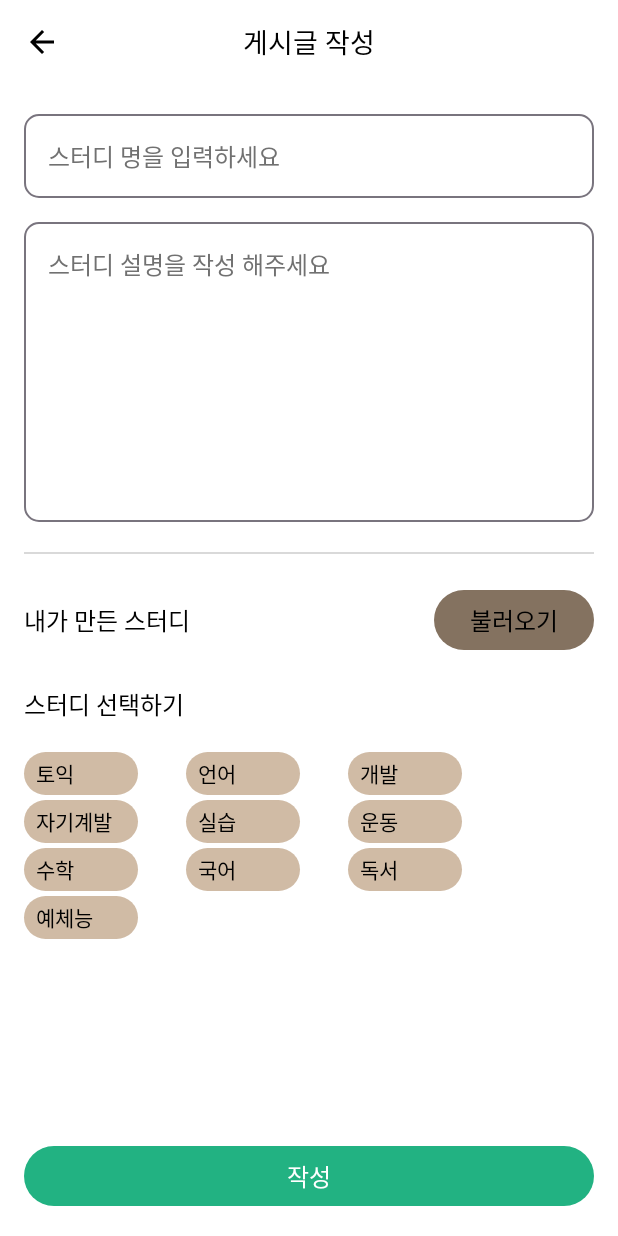
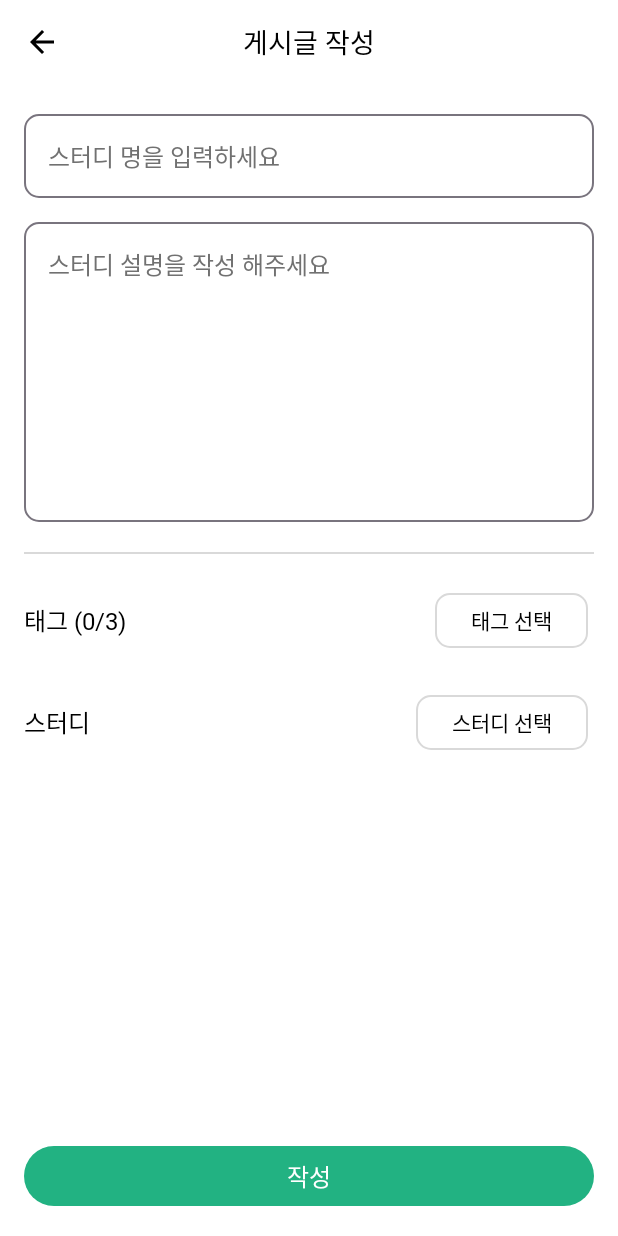
Before and after one commit to LIKELION-Android-Bootcamp-4th/Todori, an Android app built with Jetpack Compose: the create screen opened through its navigation route, on a phone screen of 412 x 824 dp. Run offline under Robolectric (Android 15) with nearby library versions, the phone set to English and light mode, and no system bars; our stand-ins replace Dagger/Hilt's generated code, Firebase (no records; nobody signed in at launch, a user with empty details on screens opened directly); Roboto replaces fonts that are not available here.

Commit message:
[Fix/COM-002] 태그, 불러오기 UI 수정

```diff
--- a/app/src/main/java/com/mukmuk/todori/ui/screen/community/create/CreateCommunityEvent.kt
+++ b/app/src/main/java/com/mukmuk/todori/ui/screen/community/create/CreateCommunityEvent.kt
@@ -3,8 +3,10 @@ package com.mukmuk.todori.ui.screen.community.create
 sealed interface CreateCommunityEvent {
     data class OnTitleChange(val title: String) : CreateCommunityEvent
     data class OnContentChange(val content: String) : CreateCommunityEvent
-    data class OnTagClick(val tag: String) : CreateCommunityEvent
+    data class OnTagClicked(val tag: String) : CreateCommunityEvent
+    data class OnTagRemoved(val tag: String) : CreateCommunityEvent
     data object OnStudyPickerClick : CreateCommunityEvent
+    data object OnTagPickerClick : CreateCommunityEvent
     data class OnStudySelected(val studyId: String) : CreateCommunityEvent
     data object OnStudyPickerDismiss : CreateCommunityEvent
     data class OnPostSubmit(val postId: String? = null) : CreateCommunityEvent
--- a/app/src/main/java/com/mukmuk/todori/ui/screen/community/create/CreateCommunityScreen.kt
+++ b/app/src/main/java/com/mukmuk/todori/ui/screen/community/create/CreateCommunityScreen.kt
@@ -2,11 +2,14 @@ package com.mukmuk.todori.ui.screen.community.create
 
 import android.os.Build
 import androidx.annotation.RequiresApi
+import androidx.compose.foundation.BorderStroke
 import androidx.compose.foundation.background
 import androidx.compose.foundation.clickable
+import androidx.compose.foundation.layout.Arrangement
 import androidx.compose.foundation.layout.Box
 import androidx.compose.foundation.layout.Column
 import androidx.compose.foundation.layout.FlowRow
+import androidx.compose.foundation.layout.PaddingValues
 import androidx.compose.foundation.layout.Row
 import androidx.compose.foundation.layout.Spacer
 import androidx.compose.foundation.layout.WindowInsets
@@ -15,19 +18,24 @@ import androidx.compose.foundation.layout.fillMaxSize
 import androidx.compose.foundation.layout.fillMaxWidth
 import androidx.compose.foundation.layout.height
 import androidx.compose.foundation.layout.padding
+import androidx.compose.foundation.layout.size
 import androidx.compose.foundation.layout.width
 import androidx.compose.foundation.rememberScrollState
 import androidx.compose.foundation.shape.RoundedCornerShape
 import androidx.compose.foundation.verticalScroll
 import androidx.compose.material.icons.Icons
 import androidx.compose.material.icons.filled.ArrowBack
+import androidx.compose.material.icons.filled.Close
 import androidx.compose.material3.Button
 import androidx.compose.material3.ButtonDefaults
 import androidx.compose.material3.CenterAlignedTopAppBar
 import androidx.compose.material3.CircularProgressIndicator
 import androidx.compose.material3.ExperimentalMaterial3Api
+import androidx.compose.material3.FilterChip
 import androidx.compose.material3.Icon
 import androidx.compose.material3.IconButton
+import androidx.compose.material3.InputChip
+import androidx.compose.material3.InputChipDefaults
 import androidx.compose.material3.OutlinedTextField
 import androidx.compose.material3.Scaffold
 import androidx.compose.material3.Text
@@ -41,16 +49,16 @@ import androidx.compose.ui.unit.dp
 import androidx.navigation.NavController
 import com.mukmuk.todori.ui.screen.community.components.CommunityListData
 import com.mukmuk.todori.ui.screen.community.components.ListPickerBottomSheet
+import com.mukmuk.todori.ui.screen.community.components.TagPickerBottomSheet
 import com.mukmuk.todori.ui.theme.AppTextStyle
 import com.mukmuk.todori.ui.theme.Black
 import com.mukmuk.todori.ui.theme.DarkGray
 import com.mukmuk.todori.ui.theme.Dimens
+import com.mukmuk.todori.ui.theme.Dimens.DefaultCornerRadius
 import com.mukmuk.todori.ui.theme.Gray
 import com.mukmuk.todori.ui.theme.GroupPrimary
 import com.mukmuk.todori.ui.theme.GroupSecondary
 import com.mukmuk.todori.ui.theme.White
-
-private val allTags = listOf("토익", "언어", "개발", "자기계발", "실습", "운동", "수학", "국어", "독서", "예체능")
 
 @RequiresApi(Build.VERSION_CODES.O)
 @OptIn(ExperimentalMaterial3Api::class)
@@ -133,7 +141,9 @@ fun CreateCommunityScreen(
                 placeholder = {
                     Text("스터디 명을 입력하세요", style = AppTextStyle.Body.copy(color = DarkGray))
                 },
-                modifier = Modifier.fillMaxWidth().defaultMinSize(minHeight = 56.dp),
+                modifier = Modifier
+                    .fillMaxWidth()
+                    .defaultMinSize(minHeight = 56.dp),
                 shape = RoundedCornerShape(10.dp),
                 singleLine = true,
                 isError = state.isTitleError,
@@ -148,28 +158,91 @@ fun CreateCommunityScreen(
                 placeholder = {
                     Text("스터디 설명을 작성 해주세요", style = AppTextStyle.Body.copy(color = DarkGray))
                 },
-                modifier = Modifier.fillMaxWidth().height(200.dp),
+                modifier = Modifier
+                    .fillMaxWidth()
+                    .height(200.dp),
                 shape = RoundedCornerShape(10.dp),
                 minLines = 6
             )
 
             Spacer(Modifier.height(Dimens.Large))
 
-            Spacer(modifier = Modifier.height(1.dp).fillMaxWidth().background(Gray))
+            Spacer(modifier = Modifier
+                .height(1.dp)
+                .fillMaxWidth()
+                .background(Gray))
 
             Spacer(Modifier.height(Dimens.Large))
 
             Row(
                 verticalAlignment = Alignment.CenterVertically,
             ) {
-                Text("내가 만든 스터디", style = AppTextStyle.Body)
+                Text("태그 (0/3)", style = AppTextStyle.Body)
+                Spacer(Modifier.weight(1f))
+                Button(
+                    onClick = { viewModel.onEvent(CreateCommunityEvent.OnTagPickerClick) },
+                    colors = ButtonDefaults.buttonColors(
+                        containerColor = White,
+                        contentColor = Black
+                    ),
+                    shape = RoundedCornerShape(DefaultCornerRadius),
+                    border = BorderStroke(1.dp, Gray),
+                    modifier = Modifier
+                        .defaultMinSize(minWidth = 1.dp, minHeight = 1.dp)
+                        .padding(horizontal = Dimens.Nano)
+                ) {
+                    Text(
+                        "태그 선택",
+                        style = AppTextStyle.BodySmallMedium
+                    )
+                }
+            }
+            if (state.selectedTags.isNotEmpty()) {
+                Spacer(Modifier.height(Dimens.Small))
+                FlowRow(
+                    horizontalArrangement = Arrangement.spacedBy(8.dp),
+                    verticalArrangement = Arrangement.spacedBy(8.dp),
+                    modifier = Modifier.fillMaxWidth()
+                ) {
+                    state.selectedTags.forEach { tag ->
+                        InputChip(
+                            onClick = { viewModel.onEvent(CreateCommunityEvent.OnTagRemoved(tag)) },
+                            label = { Text(tag) },
+                            selected = true,
+                            trailingIcon = {
+                                Icon(
+                                    Icons.Default.Close,
+                                    contentDescription = "Remove tag",
+                                    Modifier.size(InputChipDefaults.AvatarSize)
+                                )
+                            },
+                        )
+                    }
+                }
+            }
+            Spacer(Modifier.height(Dimens.Large))
+
+            Row(
+                verticalAlignment = Alignment.CenterVertically,
+            ) {
+                Text("스터디", style = AppTextStyle.Body)
                 Spacer(Modifier.weight(1f))
                 Button(
                     onClick = { viewModel.onEvent(CreateCommunityEvent.OnStudyPickerClick) },
-                    shape = RoundedCornerShape(20.dp),
-                    colors = ButtonDefaults.buttonColors(containerColor = GroupPrimary, contentColor = Black)
+                    colors = ButtonDefaults.buttonColors(
+                        containerColor = White,
+                        contentColor = Black
+                    ),
+                    shape = RoundedCornerShape(DefaultCornerRadius),
+                    border = BorderStroke(1.dp, Gray),
+                    modifier = Modifier
+                        .defaultMinSize(minWidth = 1.dp, minHeight = 1.dp)
+                        .padding(horizontal = Dimens.Nano)
                 ) {
-                    Text("불러오기", style = AppTextStyle.Body)
+                    Text(
+                        "스터디 선택",
+                        style = AppTextStyle.BodySmallMedium
+                    )
                 }
             }
             state.currentStudy?.let { study ->
@@ -182,33 +255,6 @@ fun CreateCommunityScreen(
                     onClick = {}
                 )
             }
-            Spacer(Modifier.height(Dimens.Large))
-
-            Text("스터디 선택하기", style = AppTextStyle.Body)
-
-            Spacer(Modifier.height(Dimens.Large))
-
-            FlowRow(
-                modifier = Modifier.fillMaxWidth(),
-            ) {
-                allTags.forEach { tag ->
-                    Box(
-                        modifier = Modifier
-                            .background(
-                                if (state.selectedTags.contains(tag)) GroupPrimary else GroupSecondary,
-                                RoundedCornerShape(32.dp)
-                            )
-                            .padding(horizontal = 8.dp, vertical = 4.dp)
-                            .clickable { viewModel.onEvent(CreateCommunityEvent.OnTagClick(tag)) }
-                            .width(60.dp),
-                    ) {
-                        Text(text = tag, color = Black, style = AppTextStyle.BodySmall)
-                    }
-                    Spacer(modifier = Modifier.padding(16.dp))
-                }
-            }
-
-            Spacer(modifier = Modifier.weight(1f))
         }
 
         if (state.isStudyPickerVisible) {
@@ -216,7 +262,21 @@ fun CreateCommunityScreen(
                 studies = state.myStudyList,
                 show = state.isStudyPickerVisible,
                 onDismissRequest = { viewModel.onEvent(CreateCommunityEvent.OnStudyPickerDismiss) },
-                onSelect = { studyId -> viewModel.onEvent(CreateCommunityEvent.OnStudySelected(studyId)) }
+                onSelect = { studyId ->
+                    viewModel.onEvent(
+                        CreateCommunityEvent.OnStudySelected(
+                            studyId
+                        )
+                    )
+                }
+            )
+        }
+        if (state.isTagPickerVisible) {
+            TagPickerBottomSheet(
+                show = state.isTagPickerVisible,
+                onDismissRequest = { viewModel.onEvent(CreateCommunityEvent.OnTagPickerClick) },
+                selectedTags = state.selectedTags,
+                onTagClick = { tag -> viewModel.onEvent(CreateCommunityEvent.OnTagClicked(tag)) }
             )
         }
     }
--- a/app/src/main/java/com/mukmuk/todori/ui/screen/community/create/CreateCommunityState.kt
+++ b/app/src/main/java/com/mukmuk/todori/ui/screen/community/create/CreateCommunityState.kt
@@ -12,6 +12,7 @@ data class CreateCommunityState(
     val isTitleError: Boolean = false,
     val selectedTags: List<String> = emptyList(),
     val isStudyPickerVisible: Boolean = false,
+    val isTagPickerVisible: Boolean = false,
     val currentStudy: Study? = null,
     val myStudyList: List<MyStudy> = emptyList(),
     val memberList: List<StudyMember> = emptyList(),
```
Also changed, not shown: app/src/main/java/com/mukmuk/todori/ui/screen/community/StudyCategory.kt (added, +24 -0 lines), app/src/main/java/com/mukmuk/todori/ui/screen/community/components/TagPickerBottomSheet.kt (added, +88 -0 lines), app/src/main/java/com/mukmuk/todori/ui/screen/community/create/CreateCommunityViewModel.kt (+16 -13 lines).
